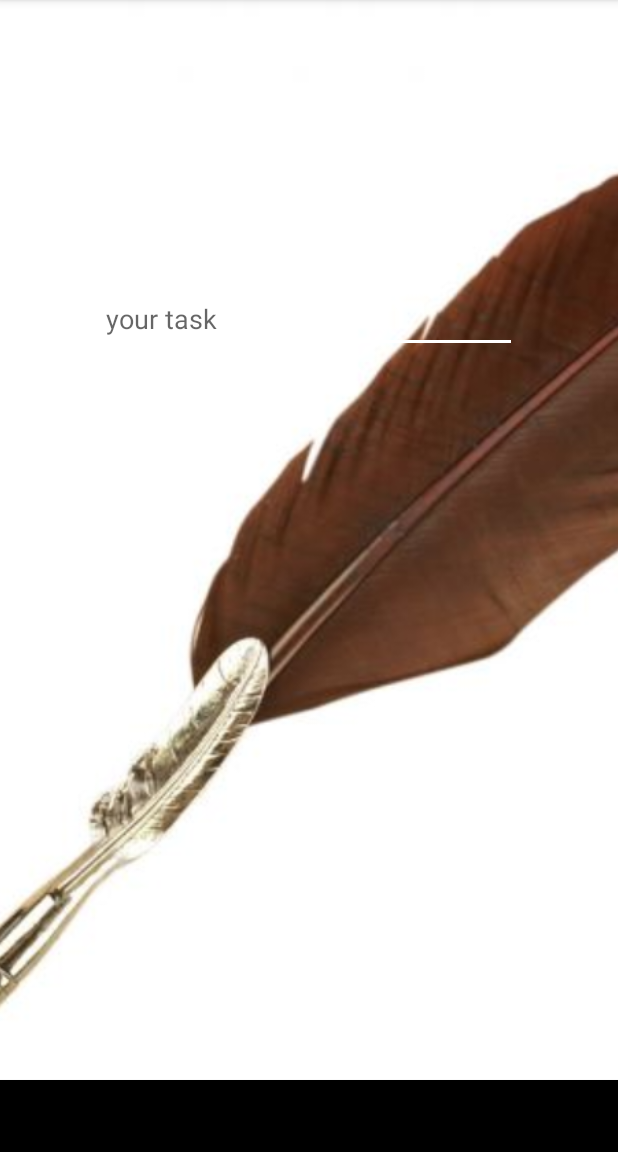
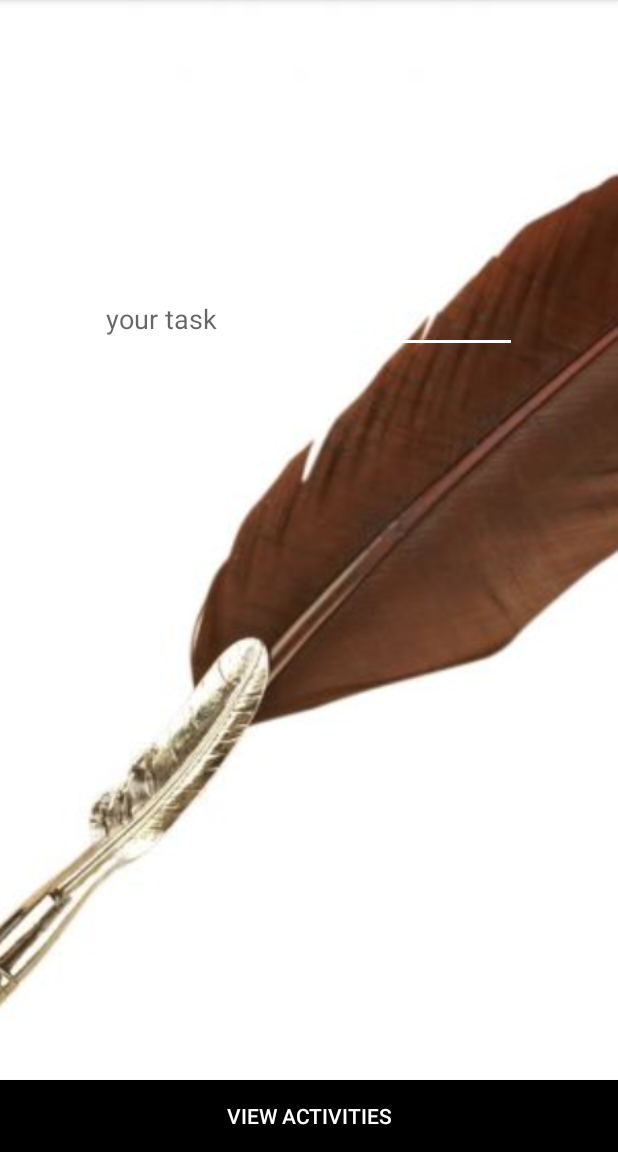
Before and after one commit to amandinek/My_firstApp, an Android app: the YourList screen opened directly, with no data from a screen before it, on a phone screen of 412 x 824 dp, the part 84-1236 px from its top. Run offline under Robolectric (Android 15) with nearby library versions, the phone set to English and light mode, and no system bars; our stand-ins replace ButterKnife.

Commit message:
change color

```diff
--- a/app/src/main/res/layout/activity_your_list.xml
+++ b/app/src/main/res/layout/activity_your_list.xml
@@ -30,7 +30,7 @@
         android:layout_alignParentBottom="true"
         android:layout_centerHorizontal="true"
         android:text="view activities"
-        android:textColor="@color/colorPrimaryDark"
+        android:textColor="@color/colorAccent"
         android:background="@color/colorPrimaryDark"
 
         />
```
